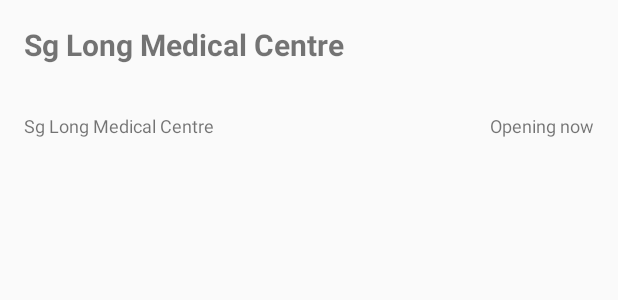
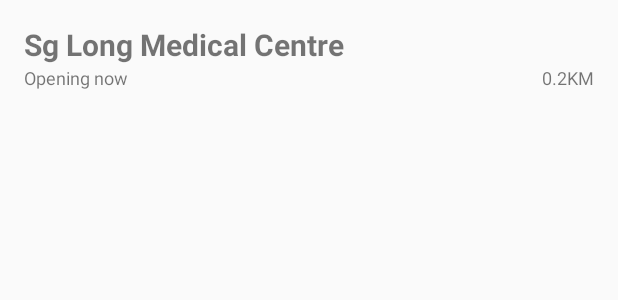
Before and after one commit to WLun001/pocket-health-advisor, an Android app: the layout hospital_list_item.xml on its own in the app's theme, with its tools: preview values and no code run, on a phone screen of 412 x 824 dp. Shown: the top 300 px of the screen. Run offline under Robolectric (Android 15) with nearby library versions, the phone set to English and light mode, and no system bars.

Commit message:
added initial state of nearby hospital

```diff
--- a/app/build.gradle
+++ b/app/build.gradle
@@ -55,6 +55,9 @@ dependencies {
     // anko
     compile "org.jetbrains.anko:anko:$anko_version"
 
+    //gson
+    compile 'com.google.code.gson:gson:2.8.2'
+
     //braintree
     compile 'com.braintreepayments.api:braintree:2.+'
     compile 'com.braintreepayments.api:drop-in:3.+'
--- a/app/src/main/java/com/example/lun/pocket_health_advisor/ChatbotActivity.kt
+++ b/app/src/main/java/com/example/lun/pocket_health_advisor/ChatbotActivity.kt
@@ -33,7 +33,6 @@ class ChatbotActivity : AppCompatActivity(), LoaderManager.LoaderCallbacks<Array
         val DIALOGFLOW_URL = "https://api.dialogflow.com/v1/query?v=20170712&lang=en"
         val LOADER_ID = 1
     }
-
     //create empty constructor for firestore recycleview
     data class ChatMessage(var message: String = "", var user: String = "")
 
@@ -67,7 +66,6 @@ class ChatbotActivity : AppCompatActivity(), LoaderManager.LoaderCallbacks<Array
         recyclerView.layoutManager = linearLayoutManager
 
         db = FirebaseFirestore.getInstance()
-
 
         val settings = FirebaseFirestoreSettings.Builder()
                 .setPersistenceEnabled(true)
--- a/app/src/main/res/layout/content_nearby_hospital.xml
+++ b/app/src/main/res/layout/content_nearby_hospital.xml
@@ -12,7 +12,6 @@
     <android.support.v7.widget.RecyclerView
         android:id="@+id/nearby_hospital_recycleview"
         android:layout_width="match_parent"
-        android:layout_height="wrap_content"/>
-
+        android:layout_height="match_parent"/>
 
 </android.support.constraint.ConstraintLayout>
--- a/app/src/main/res/layout/hospital_list_item.xml
+++ b/app/src/main/res/layout/hospital_list_item.xml
@@ -1,29 +1,21 @@
 <?xml version="1.0" encoding="utf-8"?>
-<android.support.constraint.ConstraintLayout xmlns:android="http://schemas.android.com/apk/res/android"
+<LinearLayout xmlns:android="http://schemas.android.com/apk/res/android"
     xmlns:tools="http://schemas.android.com/tools"
+    android:orientation="vertical"
     android:layout_width="match_parent"
-    android:layout_height="match_parent">
+    android:layout_height="wrap_content">
 
     <RelativeLayout
+        android:padding="16dp"
         android:layout_width="match_parent"
-        android:layout_height="match_parent">
+        android:layout_height="wrap_content">
 
         <TextView
             android:textStyle="bold"
             android:id="@+id/hospital_name"
             android:layout_width="wrap_content"
             android:layout_height="wrap_content"
-            android:padding="16dp"
             android:textSize="20sp"
-            tools:text="Sg Long Medical Centre" />
-
-        <TextView
-            android:id="@+id/hospital_distance"
-            android:layout_width="wrap_content"
-            android:layout_height="wrap_content"
-            android:layout_below="@id/hospital_name"
-            android:padding="16dp"
-            android:textSize="12sp"
             tools:text="Sg Long Medical Centre" />
 
         <TextView
@@ -31,12 +23,18 @@
             android:layout_width="wrap_content"
             android:layout_height="wrap_content"
             android:layout_below="@id/hospital_name"
-            android:layout_alignParentEnd="true"
-            android:padding="16dp"
             android:textSize="12sp"
             tools:text="Opening now" />
 
+        <TextView
+            android:id="@+id/hospital_distance"
+            android:layout_width="wrap_content"
+            android:layout_height="wrap_content"
+            android:layout_alignParentEnd="true"
+            android:layout_below="@id/hospital_name"
+            android:textSize="12sp"
+            tools:text="0.2KM" />
 
     </RelativeLayout>
 
-</android.support.constraint.ConstraintLayout>
+</LinearLayout>
--- a/app/src/main/res/layout/message_view.xml
+++ b/app/src/main/res/layout/message_view.xml
@@ -1,7 +1,7 @@
 <?xml version="1.0" encoding="utf-8"?>
 <android.support.constraint.ConstraintLayout xmlns:android="http://schemas.android.com/apk/res/android"
     android:layout_width="match_parent"
-    android:layout_height="match_parent">
+    android:layout_height="wrap_content">
 
     <RelativeLayout
         android:layout_width="match_parent"
```
Also changed, not shown: app/src/main/java/com/example/lun/pocket_health_advisor/MainActivity.kt (+1 -8 lines), app/src/main/java/com/example/lun/pocket_health_advisor/NearbyHospitalActivity.kt (+53 -0 lines), app/src/main/java/com/example/lun/pocket_health_advisor/NearbyHospitalAdapter.kt (added, +34 -0 lines).
